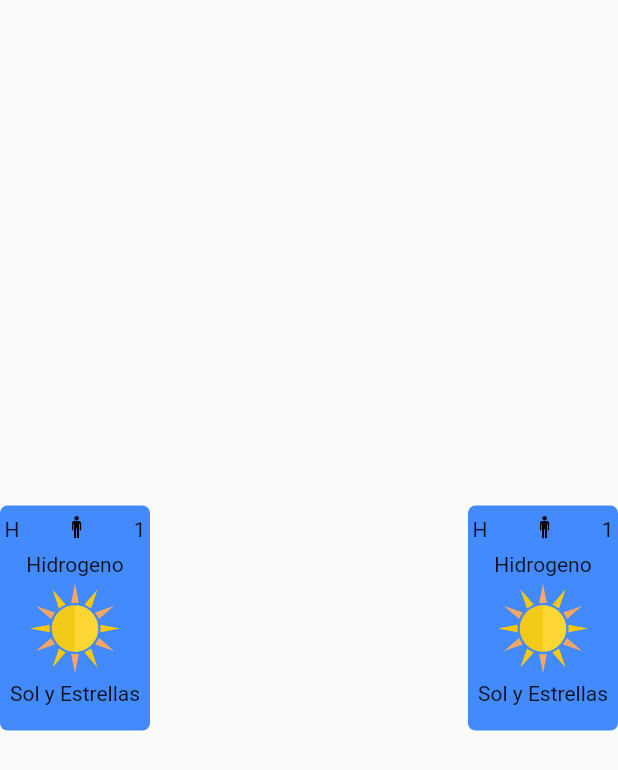
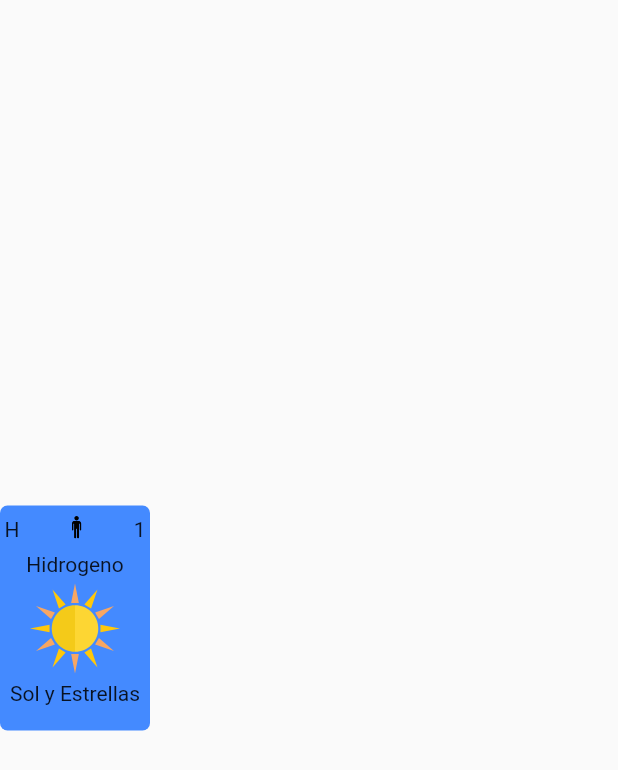
Before and after one commit to alemoles/periodic_table, a Flutter app: the screen it shows after launch, on a phone screen of 412 x 824 dp. Shown: the top 770 px of the screen. Run offline on Flutter 3.47's test engine with Material 2 defaults, Android fonts, the phone set to English and light mode, and no system bars; our stand-ins replace flutter_svg, google_fonts.

Commit message:
load data from json int cards

```diff
--- a/lib/src/models/data_layout.dart
+++ b/lib/src/models/data_layout.dart
@@ -1,12 +1,13 @@
 import 'package:flutter/material.dart';
 
 import 'package:periodic_table/src/models/data_mapping.dart';
+import 'package:periodic_table/src/models/row_data.dart';
 import 'package:periodic_table/src/utils/utils.dart';
 
 class DataLayout extends ChangeNotifier {
   var _elements = <RowData>[];
 
-  get elements => _elements;
+  List<RowData> get elements => _elements;
 
   void loadData() async {
     final data = await getJson('assets/source/source.json');
--- a/lib/src/models/data_mapping.dart
+++ b/lib/src/models/data_mapping.dart
@@ -3,6 +3,8 @@
 //     final dataMapping = dataMappingFromMap(jsonString);
 
 import 'dart:convert';
+
+import 'package:periodic_table/src/models/row_data.dart';
 
 class DataMapping {
   DataMapping({
@@ -28,63 +30,3 @@ class DataMapping {
             : List<dynamic>.from(data.map((x) => x.toMap())),
       };
 }
-
-class RowData {
-  RowData({
-    required this.atomicNumber,
-    required this.atomicSymbol,
-    required this.name,
-    required this.widget,
-    required this.imageUrl,
-    required this.symbolsUrl,
-    required this.descripcion,
-    required this.isRange,
-    required this.isRadioactive,
-    required this.color,
-  });
-
-  final int atomicNumber;
-  final String atomicSymbol;
-  final String name;
-  final String widget;
-  final String imageUrl;
-  final List<String> symbolsUrl;
-  final String descripcion;
-  final bool isRange;
-  final bool isRadioactive;
-  final String color;
-
-  factory RowData.fromJson(String str) => RowData.fromMap(json.decode(str));
-
-  String toJson() => json.encode(toMap());
-
-  factory RowData.fromMap(Map<String, dynamic> json) => RowData(
-        atomicNumber: json["atomicNumber"],
-        atomicSymbol: json["atomicSymbol"],
-        name: json["name"],
-        widget: json["widget"],
-        imageUrl: json["imageURL"],
-        symbolsUrl: json["symbolsURL"] == null
-            ? []
-            : List<String>.from(json["symbolsURL"].map((x) => x)),
-        descripcion: json["descripcion"],
-        isRange: json["isRange"],
-        isRadioactive: json["isRadioactive"],
-        color: json["color"],
-      );
-
-  Map<String, dynamic> toMap() => {
-        "atomicNumber": atomicNumber,
-        "atomicSymbol": atomicSymbol,
-        "name": name,
-        "widget": widget,
-        "imageURL": imageUrl,
-        "symbolsURL": symbolsUrl == null
-            ? null
-            : List<dynamic>.from(symbolsUrl.map((x) => x)),
-        "descripcion": descripcion,
-        "isRange": isRange,
-        "isRadioactive": isRadioactive,
-        "color": color,
-      };
-}
--- /dev/null
+++ b/lib/src/models/row_data.dart
@@ -0,0 +1,61 @@
+import 'dart:convert';
+
+class RowData {
+  RowData({
+    required this.atomicNumber,
+    required this.atomicSymbol,
+    required this.name,
+    required this.widget,
+    required this.imageUrl,
+    required this.symbolsUrl,
+    required this.descripcion,
+    required this.isRange,
+    required this.isRadioactive,
+    required this.color,
+  });
+
+  final int atomicNumber;
+  final String atomicSymbol;
+  final String name;
+  final String widget;
+  final String imageUrl;
+  final List<String> symbolsUrl;
+  final String descripcion;
+  final bool isRange;
+  final bool isRadioactive;
+  final String color;
+
+  factory RowData.fromJson(String str) => RowData.fromMap(json.decode(str));
+
+  String toJson() => json.encode(toMap());
+
+  factory RowData.fromMap(Map<String, dynamic> json) => RowData(
+        atomicNumber: json["atomicNumber"],
+        atomicSymbol: json["atomicSymbol"],
+        name: json["name"],
+        widget: json["widget"],
+        imageUrl: json["imageURL"],
+        symbolsUrl: json["symbolsURL"] == null
+            ? []
+            : List<String>.from(json["symbolsURL"].map((x) => x)),
+        descripcion: json["descripcion"],
+        isRange: json["isRange"],
+        isRadioactive: json["isRadioactive"],
+        color: json["color"],
+      );
+
+  Map<String, dynamic> toMap() => {
+        "atomicNumber": atomicNumber,
+        "atomicSymbol": atomicSymbol,
+        "name": name,
+        "widget": widget,
+        "imageURL": imageUrl,
+        "symbolsURL": symbolsUrl == null
+            ? null
+            : List<dynamic>.from(symbolsUrl.map((x) => x)),
+        "descripcion": descripcion,
+        "isRange": isRange,
+        "isRadioactive": isRadioactive,
+        "color": color,
+      };
+}
--- a/lib/src/pages/tabla_periodica.dart
+++ b/lib/src/pages/tabla_periodica.dart
@@ -1,8 +1,7 @@
-import 'dart:math';
-
 import 'package:flutter/material.dart';
 import 'package:flutter_svg/flutter_svg.dart';
 import 'package:periodic_table/src/models/data_layout.dart';
+import 'package:periodic_table/src/models/row_data.dart';
 import 'package:periodic_table/src/widgets/elemento.dart';
 import 'package:periodic_table/src/widgets/flip_card.dart';
 import 'package:provider/provider.dart';
@@ -17,55 +16,64 @@ class TablaPeriodicaPage extends StatefulWidget {
 class _TablaPeriodicaPageState extends State<TablaPeriodicaPage> {
   final controller = FlipCardController();
   @override
+  void initState() {
+    super.initState();
+    Provider.of<DataLayout>(
+      context,
+      listen: false,
+    ).loadData();
+  }
+
+  @override
   Widget build(BuildContext context) {
     final elements = Provider.of<DataLayout>(context).elements;
     return Container(
-      child: Row(
+      child: elements.isNotEmpty
+          ? Row(
               mainAxisAlignment: MainAxisAlignment.spaceBetween,
               children: [
-          GestureDetector(
+                CardElement(
+                  controller: controller,
+                  data: elements[0],
+                ),
+              ],
+            )
+          : const CircularProgressIndicator.adaptive(),
+    );
+  }
+}
+
+class CardElement extends StatelessWidget {
+  const CardElement({
+    Key? key,
+    required this.controller,
+    required this.data,
+  }) : super(key: key);
+
+  final FlipCardController controller;
+  final RowData data;
+
+  @override
+  Widget build(BuildContext context) {
+    return GestureDetector(
       onTap: () => controller.flipCard(),
       child: FlipCardWidget(
         controller: controller,
         front: Elemento(
-                atomicNumber: 1,
-                atomicSymbol: "H",
-                name: "Hidrogeno",
-                widget: "Sol y Estrellas",
-                image: SvgPicture.asset('assets/svgs/sun.svg'),
+          atomicNumber: data.atomicNumber,
+          atomicSymbol: data.atomicSymbol,
+          name: data.name,
+          widget: data.widget,
+          image: SvgPicture.asset(data.imageUrl),
           symbols: [
             SvgPicture.asset(
-                    'assets/svgs/person.svg',
+              data.symbolsUrl[0],
             ),
           ],
         ),
         back: ElementBack(
-                descripcion: "Hidrogeno",
+          descripcion: data.descripcion,
         ),
-            ),
-          ),
-          GestureDetector(
-            onTap: () => controller.flipCard(),
-            child: FlipCardWidget(
-              controller: controller,
-              front: Elemento(
-                atomicNumber: 1,
-                atomicSymbol: "H",
-                name: "Hidrogeno",
-                widget: "Sol y Estrellas",
-                image: SvgPicture.asset('assets/svgs/sun.svg'),
-                symbols: [
-                  SvgPicture.asset(
-                    'assets/svgs/person.svg',
-                  ),
-                ],
-              ),
-              back: ElementBack(
-                descripcion: "Hidrogeno",
-              ),
-            ),
-          ),
-        ],
       ),
     );
   }
```
Lines whose indentation alone changed are shown as unchanged.
